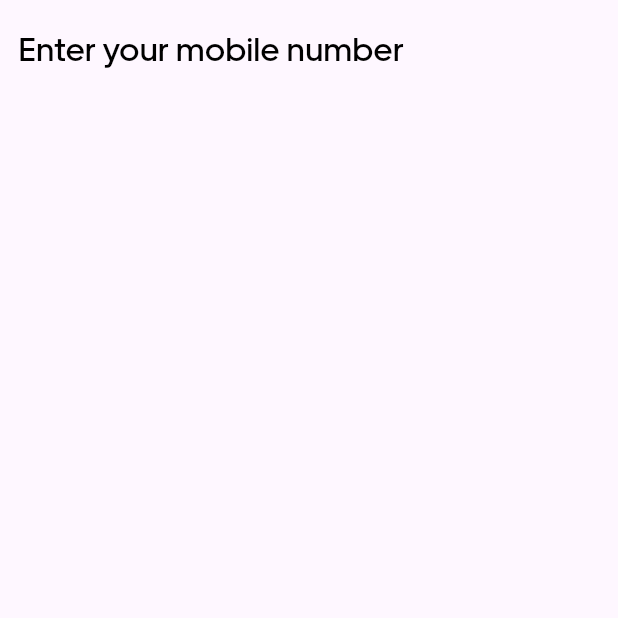
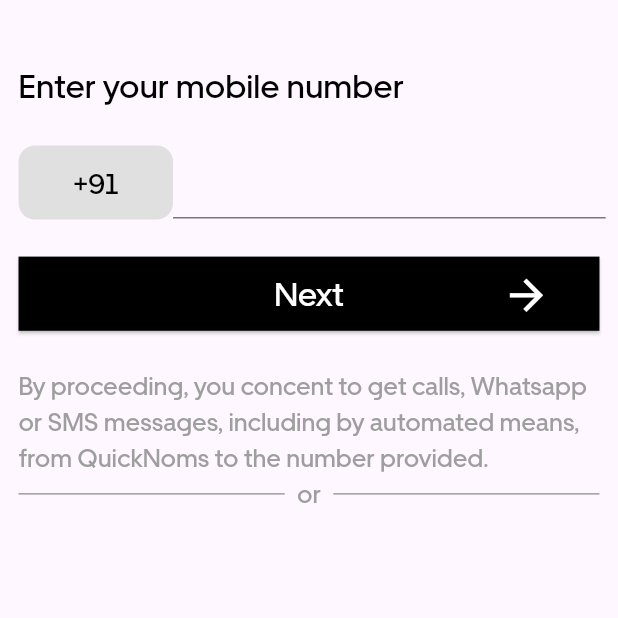
Before and after one commit to DaylenMcCarron/QuickNoms, a Flutter app: the screen it shows after launch, on a phone screen of 412 x 824 dp, the top half of it. Run offline on Flutter 3.47's test engine with Material 3 defaults, Android fonts, the phone set to English and light mode, and no system bars; our stand-ins replace country_picker, sizer.

Commit message:
add: login page

```diff
--- a/lib/view/authScreens/mobileLoginScreen.dart
+++ b/lib/view/authScreens/mobileLoginScreen.dart
@@ -1,4 +1,8 @@
+import 'package:country_picker/country_picker.dart';
+import 'package:flutter/cupertino.dart';
 import 'package:flutter/material.dart';
+import 'package:flutter/widgets.dart';
+import 'package:quicknoms/utils/colors.dart';
 import 'package:quicknoms/utils/textStyles.dart';
 import 'package:sizer/sizer.dart';
 
@@ -10,17 +14,122 @@ class MobileLoginScreen extends StatefulWidget {
 }
 
 class _MobileLoginScreenState extends State<MobileLoginScreen> {
+  String selectedCountry = '+91';
+  TextEditingController mobileController = TextEditingController();
   @override
   Widget build(BuildContext context) {
-    return Scaffold(
+    return SafeArea(
+      child: Scaffold(
         body: ListView(
           padding: EdgeInsets.symmetric(horizontal: 3.w, vertical: 2.h),
           children: [
+            SizedBox(
+              height: 3.h,
+            ),
             Text(
               'Enter your mobile number',
               style: AppTextStyles.body16,
+            ),
+            SizedBox(
+              height: 3.h,
+            ),
+            Row(
+              children: [
+                InkWell(
+                  onTap: () {
+                    showCountryPicker(
+                      context: context,
+                      showPhoneCode:
+                          true, // optional. Shows phone code before the country name.
+                      onSelect: (Country country) {
+                        setState(() {
+                          selectedCountry = '+${country.phoneCode}';
+                        });
+                        print('Select country: ${country.displayName}');
+                      },
+                    );
+                  },
+                  child: Container(
+                    height: 6.h,
+                    width: 25.w,
+                    alignment: Alignment.center,
+                    decoration: BoxDecoration(
+                        borderRadius: BorderRadius.circular(8.sp),
+                        color: greyShade3),
+                    child: Text(
+                      selectedCountry,
+                      style: AppTextStyles.body14,
+                    ),
+                  ),
+                ),
+                SizedBox(
+                  width: 70.w,
+                  child: TextField(
+                    controller: mobileController,
+                    cursorColor: black,
+                    style: AppTextStyles.textFieldHintTextStyle,
+                    keyboardType: TextInputType.number,
+                  ),
                 )
               ],
+            ),
+            SizedBox(
+              height: 3.h,
+            ),
+            ElevatedButton(
+                onPressed: () {},
+                style: ElevatedButton.styleFrom(
+                    backgroundColor: black,
+                    minimumSize: Size(90.w, 6.h),
+                    shape: const RoundedRectangleBorder(
+                        borderRadius: BorderRadius.all(Radius.zero))),
+                child: Stack(
+                  children: [
+                    Align(
+                      alignment: Alignment.center,
+                      child: Text('Next',
+                          style: AppTextStyles.body16.copyWith(color: white)),
+                    ),
+                    Positioned(
+                      right: 2.w,
+                      child: Icon(
+                        Icons.arrow_forward,
+                        color: white,
+                        size: 4.h,
+                      ),
+                    )
+                  ],
+                )),
+            SizedBox(
+              height: 3.h,
+            ),
+            Text(
+              'By proceeding, you concent to get calls, Whatsapp or SMS messages, including by automated means, from QuickNoms to the number provided.',
+              style: AppTextStyles.small12.copyWith(
+                color: grey,
+              ),
+            ),
+            Row(
+              children: [
+                Expanded(
+                    child: Divider(
+                  color: grey,
+                )),
+                Padding(
+                  padding: EdgeInsets.symmetric(horizontal: 2.w),
+                  child: Text(
+                    'or',
+                    style: AppTextStyles.small12.copyWith(color: grey),
+                  ),
+                ),
+                Expanded(
+                    child: Divider(
+                  color: grey,
+                ))
+              ],
+            )
+          ],
+        ),
       ),
     );
   }
--- a/pubspec.yaml
+++ b/pubspec.yaml
@@ -36,6 +36,7 @@ dependencies:
   # Use with the CupertinoIcons class for iOS style icons.
   cupertino_icons: ^1.0.6
   sizer: ^2.0.15
+  country_picker: ^2.0.25
 
 dev_dependencies:
   flutter_test:
```
Also changed, not shown: pubspec.lock. Lines whose indentation alone changed are shown as unchanged.
